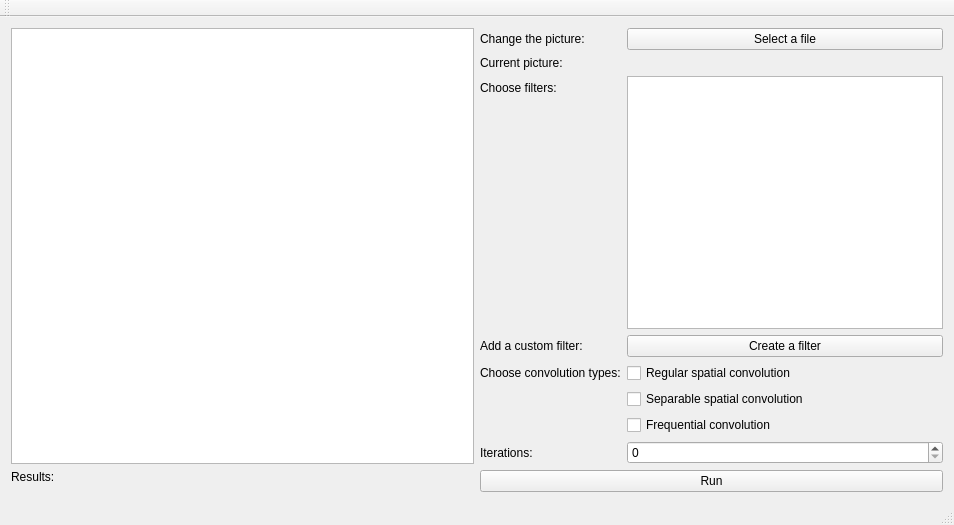
Before: the Qt Designer form GUI/mainwindow.ui in kohutjan/2DFFT, drawn with Qt 5.
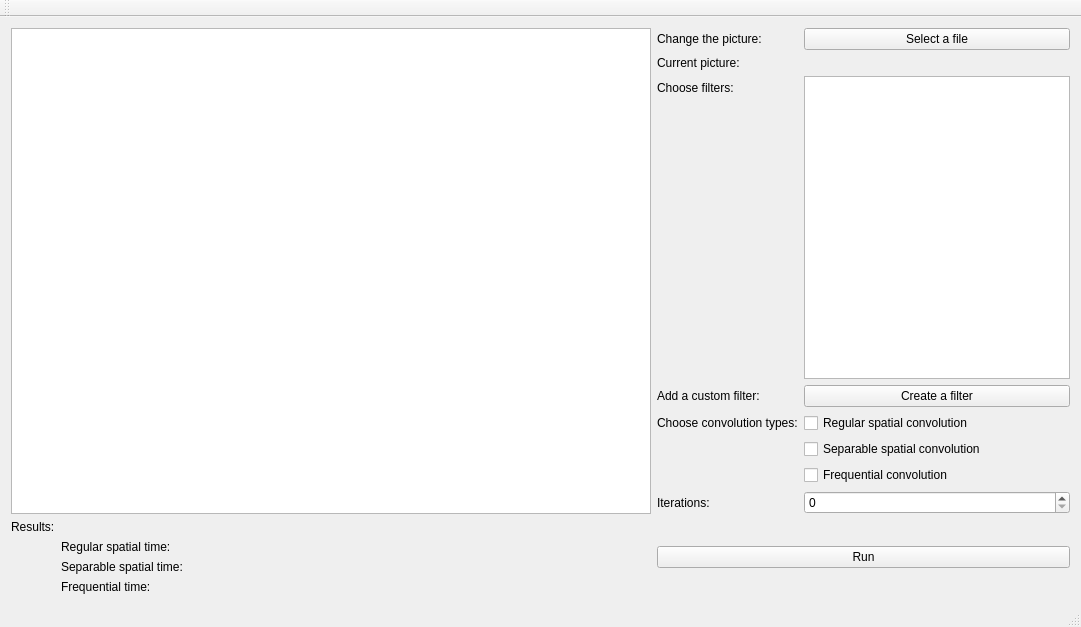
After: the same form once the commit is applied.

What changed in the file:
```diff
--- a/GUI/mainwindow.ui
+++ b/GUI/mainwindow.ui
@@ -6,8 +6,8 @@
    <rect>
     <x>0</x>
     <y>0</y>
-    <width>954</width>
-    <height>525</height>
+    <width>1081</width>
+    <height>627</height>
    </rect>
   </property>
   <property name="windowTitle">
@@ -110,7 +110,14 @@
      </layout>
     </item>
     <item row="0" column="0">
-     <widget class="QGraphicsView" name="graphicsView"/>
+     <widget class="QGraphicsView" name="graphicsView">
+      <property name="minimumSize">
+       <size>
+        <width>640</width>
+        <height>480</height>
+       </size>
+      </property>
+     </widget>
     </item>
     <item row="1" column="1">
      <layout class="QVBoxLayout" name="verticalLayout_2">
@@ -132,6 +139,27 @@
         </property>
        </widget>
       </item>
+      <item row="1" column="1">
+       <widget class="QLabel" name="label_10">
+        <property name="text">
+         <string>Regular spatial time:</string>
+        </property>
+       </widget>
+      </item>
+      <item row="2" column="1">
+       <widget class="QLabel" name="label_8">
+        <property name="text">
+         <string>Separable spatial time:</string>
+        </property>
+       </widget>
+      </item>
+      <item row="3" column="1">
+       <widget class="QLabel" name="label_11">
+        <property name="text">
+         <string>Frequential time:</string>
+        </property>
+       </widget>
+      </item>
      </layout>
     </item>
    </layout>
```
